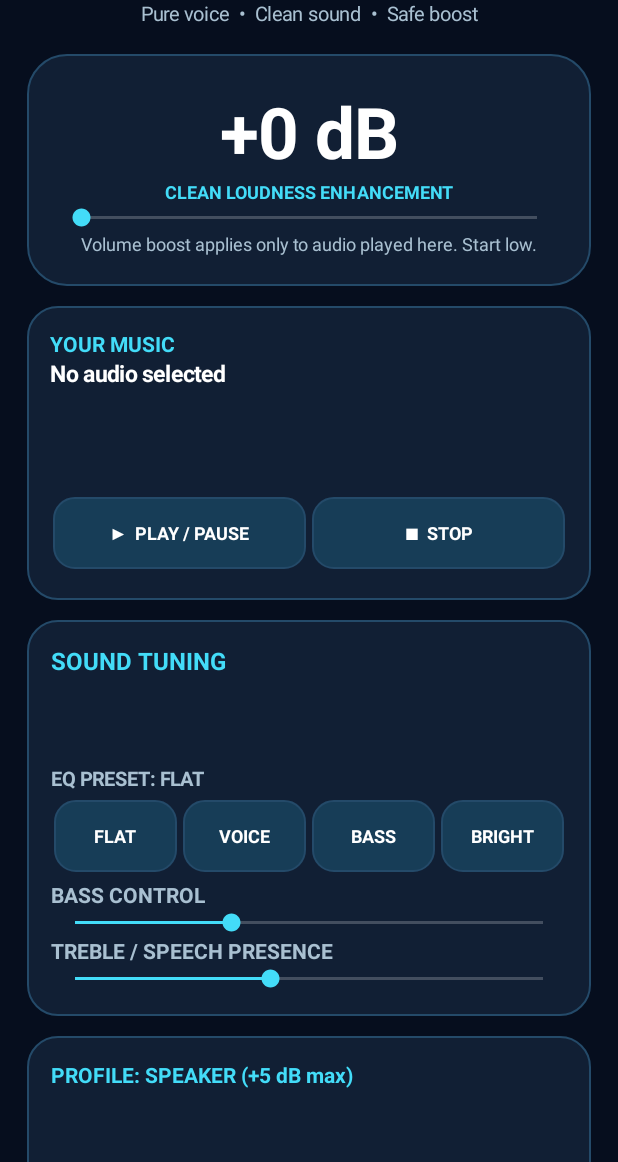
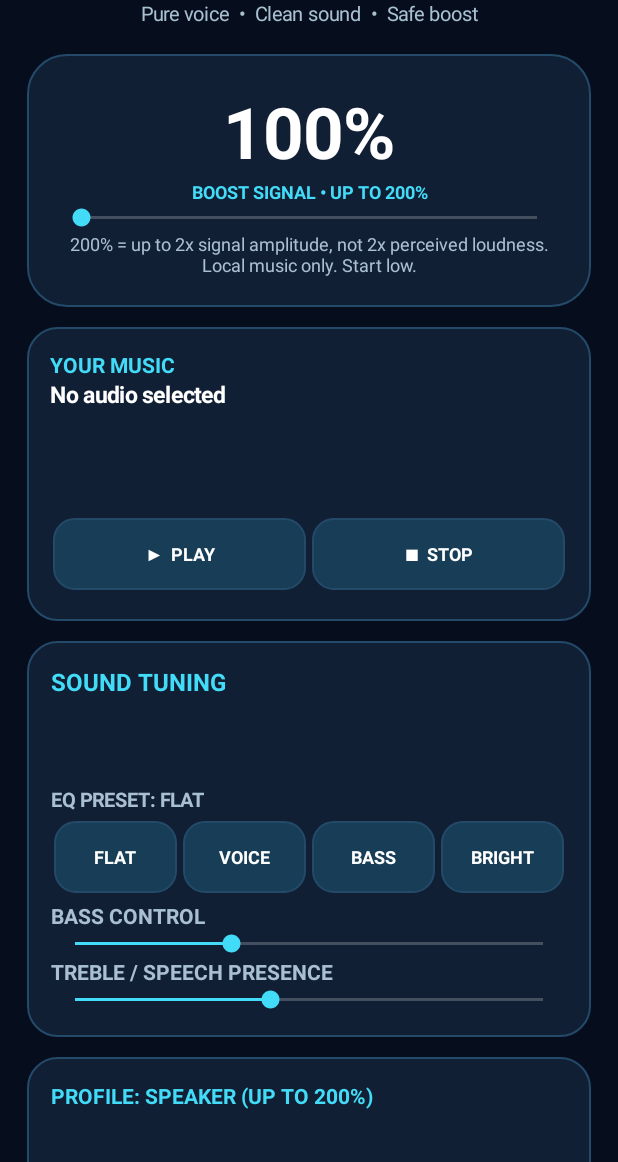
Before and after one commit to saurabhsahu20-svg/volume-booster-, an Android app: the screen it shows after launch (MainActivity), after a tap on "FLAT", on a phone screen of 412 x 824 dp, the part 74-1236 px from its top. Run offline under Robolectric (Android 15) with nearby library versions, the phone set to English and light mode, and no system bars.

Commit message:
Crystal Volume Booster v1.3 — 200% clean-gain DSP (#3)
* Boost v1.3: update app/src/main/java/com/crystal/volumebooster/MainActivity.java

* Boost v1.3: update app/build.gradle.kts

* Boost v1.3: update .github/workflows/build-apk.yml

* Boost v1.3: update README.md

```diff
--- a/app/build.gradle.kts
+++ b/app/build.gradle.kts
@@ -6,8 +6,8 @@ android {
         applicationId = "com.crystal.volumebooster"
         minSdk = 28
         targetSdk = 35
-        versionCode = 3
-        versionName = "1.2"
+        versionCode = 4
+        versionName = "1.3"
     }
     compileOptions {
         sourceCompatibility = JavaVersion.VERSION_17
--- a/app/src/main/java/com/crystal/volumebooster/MainActivity.java
+++ b/app/src/main/java/com/crystal/volumebooster/MainActivity.java
@@ -17,9 +17,10 @@ import java.util.Locale;
 public class MainActivity extends Activity {
     final int BG=Color.rgb(6,14,30), PANEL=Color.rgb(17,31,52), CYAN=Color.rgb(67,220,248), WHITE=Color.WHITE, MUTED=Color.rgb(169,192,209);
     final Handler handler=new Handler(Looper.getMainLooper());
-    AudioManager audio; MediaPlayer player; LoudnessEnhancer loud; Equalizer equalizer; BassBoost bassBoost; Visualizer visualizer;
+    AudioManager audio; MediaPlayer player; LoudnessEnhancer loud; DynamicsProcessing dynamics; Equalizer equalizer; BassBoost bassBoost; Visualizer visualizer;
     AudioFocusRequest focusRequest; boolean enhancements=true, headphones=false, prepared=false;
-    int boostDb=0, bassPct=20, treblePct=25, preset=0, systemMax;
+    int boostPercent=100, bassPct=20, treblePct=25, preset=0, systemMax;
+    float appliedGainDb=0f;
     Uri selected; TextView status,boostLabel,trackLabel,outputLabel,playLabel,systemLabel; SeekBar boostBar,systemBar,bassBar,trebleBar;
     Wave wave; android.content.SharedPreferences prefs;
     final String[] presets={"FLAT","VOICE","BASS","BRIGHT"};
@@ -36,9 +37,11 @@ public class MainActivity extends Activity {
         audio=(AudioManager)getSystemService(Context.AUDIO_SERVICE);
         systemMax=audio.getStreamMaxVolume(AudioManager.STREAM_MUSIC);
         prefs=getSharedPreferences("crystal_settings",MODE_PRIVATE);
-        boostDb=prefs.getInt("gain",0); bassPct=prefs.getInt("bass",20); treblePct=prefs.getInt("treble",25);
+        boostPercent=prefs.getInt("boost_percent",100+Math.round(Math.min(5,prefs.getInt("gain",0))*100f/6f));
+        boostPercent=Math.max(100,Math.min(200,boostPercent));
+        bassPct=prefs.getInt("bass",20); treblePct=prefs.getInt("treble",25);
         headphones=prefs.getBoolean("headphones",false); preset=prefs.getInt("preset",0); enhancements=prefs.getBoolean("on",true);
-        if(headphones && boostDb>3)boostDb=3;
+        if(headphones)boostPercent=Math.min(boostPercent,160);
         setupUI();
         IntentFilter f=new IntentFilter(AudioManager.ACTION_AUDIO_BECOMING_NOISY);
         if(Build.VERSION.SDK_INT>=33) registerReceiver(noisyReceiver,f,Context.RECEIVER_NOT_EXPORTED);
@@ -68,17 +71,17 @@ public class MainActivity extends Activity {
         TextView sub=text("Pure voice  •  Clean sound  •  Safe boost",13,MUTED,false);sub.setGravity(Gravity.CENTER);outer.addView(sub);
         gap(outer,18);
         LinearLayout hero=vertical();pad(hero,20);hero.setGravity(Gravity.CENTER);hero.setBackground(panel(PANEL,26));outer.addView(hero);
-        boostLabel=text("+"+boostDb+" dB",47,WHITE,true);boostLabel.setGravity(Gravity.CENTER);hero.addView(boostLabel);
-        TextView hint=text("CLEAN LOUDNESS ENHANCEMENT",12,CYAN,true);hint.setGravity(Gravity.CENTER);hero.addView(hint);
-        boostBar=bar(headphones?3:5,boostDb,p->{
-            boostDb=p;boostLabel.setText("+"+boostDb+" dB"); save(); applyFx();
+        boostLabel=text(boostPercent+"%",47,WHITE,true);boostLabel.setGravity(Gravity.CENTER);hero.addView(boostLabel);
+        TextView hint=text("BOOST SIGNAL • UP TO 200%",12,CYAN,true);hint.setGravity(Gravity.CENTER);hero.addView(hint);
+        boostBar=bar(headphones?60:100,boostPercent-100,p->{
+            boostPercent=100+p;boostLabel.setText(boostPercent+"%"); save(); applyFx();
         });hero.addView(boostBar);
-        TextView caution=text("Volume boost applies only to audio played here. Start low.",12,MUTED,false);
+        TextView caution=text("200% = up to 2x signal amplitude, not 2x perceived loudness. Local music only. Start low.",12,MUTED,false);
         caution.setGravity(Gravity.CENTER);hero.addView(caution);
         gap(outer,13);
         LinearLayout controls=vertical();pad(controls,15);controls.setBackground(panel(PANEL,20));outer.addView(controls);
         TextView source=text("YOUR MUSIC",14,CYAN,true);controls.addView(source);
-        trackLabel=text("No audio selected",15,WHITE,true);controls.addView(trackLabel);gap(controls,8);
+        trackLabel=text(selected!=null?"Selected: "+selected.getLastPathSegment():"No audio selected",15,WHITE,true);controls.addView(trackLabel);gap(controls,8);
         button(controls,"＋  CHOOSE AUDIO FILE",()->{
             Intent i=new Intent(Intent.ACTION_OPEN_DOCUMENT);
             i.setType("audio/*");i.addCategory(Intent.CATEGORY_OPENABLE);
@@ -103,11 +106,11 @@ public class MainActivity extends Activity {
         line(fx,"TREBLE / SPEECH PRESENCE",trebleBar=bar(60,treblePct,p->{treblePct=p;save();applyFx();}));
         gap(outer,13);
         LinearLayout output=vertical();pad(output,16);output.setBackground(panel(PANEL,20));outer.addView(output);
-        outputLabel=text("PROFILE: "+(headphones?"HEADPHONES (+3 dB max)":"SPEAKER (+5 dB max)"),14,CYAN,true);
+        outputLabel=text("PROFILE: "+(headphones?"HEADPHONES (UP TO 160%)":"SPEAKER (UP TO 200%)"),14,CYAN,true);
         output.addView(outputLabel);
         button(output,"⇄  SWITCH OUTPUT PROFILE",()->{
             headphones=!headphones;
-            boostDb=Math.min(boostDb,headphones?3:5);
+            boostPercent=Math.min(boostPercent,headphones?160:200);
             save();setupUI();applyFx();
         });
         gap(output,8);
@@ -120,8 +123,9 @@ public class MainActivity extends Activity {
         status=text("Choose a music file to begin. Waveform requires audio permission.",12,MUTED,false);
         status.setGravity(Gravity.CENTER);outer.addView(status);
         gap(outer,6);
-        TextView footer=text("For hearing safety, avoid long listening at high volume.",12,MUTED,false);
+        TextView footer=text("Sound may distort at high levels. Reduce gain if harsh. Avoid long listening at high volume.",12,MUTED,false);
         footer.setGravity(Gravity.CENTER);outer.addView(footer);
+        updatePlayLabel();
     }
     interface ValueListener {void changed(int value);}
     SeekBar bar(int max,int value,ValueListener listener){
@@ -141,7 +145,7 @@ public class MainActivity extends Activity {
         LinearLayout.LayoutParams lp=new LinearLayout.LayoutParams(0,dp(48),1);lp.setMargins(dp(2),dp(5),dp(2),dp(5));
         parent.addView(b,lp);b.setOnClickListener(v->run.run());return b;
     }
-    void save(){prefs.edit().putInt("gain",boostDb).putInt("bass",bassPct).putInt("treble",treblePct).putInt("preset",preset).putBoolean("headphones",headphones).putBoolean("on",enhancements).apply();}
+    void save(){prefs.edit().putInt("boost_percent",boostPercent).putInt("bass",bassPct).putInt("treble",treblePct).putInt("preset",preset).putBoolean("headphones",headphones).putBoolean("on",enhancements).apply();}
     void status(String s){if(status!=null)status.setText(s);}
     @Override protected void onActivityResult(int req,int result,Intent data){
         super.onActivityResult(req,result,data);
@@ -186,14 +190,52 @@ public class MainActivity extends Activity {
     void attachFx(){
         if(player==null)return;
         int id=player.getAudioSessionId();
-        try { loud=new LoudnessEnhancer(id);loud.setEnabled(true); }catch(Exception e){loud=null;}
+        // Input gain and limiter share the same processing pipeline on compatible devices.
+        try {
+            DynamicsProcessing.Config cfg=new DynamicsProcessing.Config.Builder(
+                DynamicsProcessing.VARIANT_FAVOR_TIME_RESOLUTION,2,false,0,false,0,false,0,true)
+                .setLimiterAllChannelsTo(new DynamicsProcessing.Limiter(true,true,0,1.0f,95.0f,20.0f,-2.0f,0.0f))
+                .build();
+            dynamics=new DynamicsProcessing(0,id,cfg);
+            dynamics.setEnabled(true);
+        }catch(Exception e){
+            try{if(dynamics!=null)dynamics.release();}catch(Exception ignored){}
+            dynamics=null;
+            // Native fallback compresses peaks that exceed the output sample range.
+            try { loud=new LoudnessEnhancer(id);loud.setEnabled(true); }catch(Exception ignored){loud=null;}
+        }
         try { equalizer=new Equalizer(0,id);equalizer.setEnabled(true); }catch(Exception e){equalizer=null;}
         try { bassBoost=new BassBoost(0,id);bassBoost.setEnabled(true); }catch(Exception e){bassBoost=null;}
+        appliedGainDb=0f;
         applyFx();
     }
+    float goalGainDb(){
+        int pct=Math.max(100,Math.min(headphones?160:200,boostPercent));
+        return enhancements?(float)(20.0*Math.log10(pct/100.0)):0f;
+    }
+    void setGainDb(float db){
+        try {
+            if(dynamics!=null)dynamics.setInputGainAllChannelsTo(db);
+            else if(loud!=null)loud.setTargetGain(Math.round(db*100f));
+        }catch(Exception ignored){}
+    }
+    final Runnable gainRamp=new Runnable(){
+        @Override public void run(){
+            float target=goalGainDb();
+            float delta=target-appliedGainDb;
+            if(Math.abs(delta)<=0.16f){
+                appliedGainDb=target;
+                setGainDb(appliedGainDb);
+                return;
+            }
+            appliedGainDb+=Math.signum(delta)*0.16f;
+            setGainDb(appliedGainDb);
+            handler.postDelayed(this,35);
+        }
+    };
     void applyFx(){
-        int g=enhancements?Math.min(boostDb,headphones?3:5)*100:0;
-        try{if(loud!=null)loud.setTargetGain(g);}catch(Exception ignored){}
+        handler.removeCallbacks(gainRamp);
+        handler.post(gainRamp);
         try{
             if(equalizer!=null){
                 short[] range=equalizer.getBandLevelRange();
@@ -241,7 +283,10 @@ public class MainActivity extends Activity {
     void releasePlayer(){
         try{if(visualizer!=null){visualizer.setEnabled(false);visualizer.release();}}catch(Exception ignored){}
         visualizer=null;
+        handler.removeCallbacks(gainRamp);
+        try{if(dynamics!=null)dynamics.release();}catch(Exception ignored){}dynamics=null;
         try{if(loud!=null)loud.release();}catch(Exception ignored){}loud=null;
+        appliedGainDb=0f;
         try{if(equalizer!=null)equalizer.release();}catch(Exception ignored){}equalizer=null;
         try{if(bassBoost!=null)bassBoost.release();}catch(Exception ignored){}bassBoost=null;
         try{if(player!=null){player.reset();player.release();}}catch(Exception ignored){}player=null;prepared=false;
```
Also changed, not shown: 2 other files.
